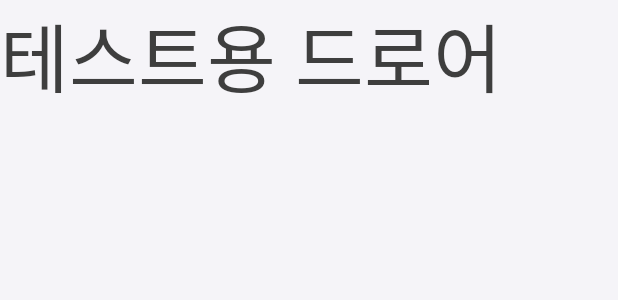
After one commit to park-chris/TodayPrice, an Android app: the layout drawer_hearder.xml on its own in the app's theme, with its tools: preview values and no code run, on a phone screen of 412 x 824 dp. The commit adds this screen. Shown: the top 300 px of the screen. Run offline under Robolectric (Android 15) with nearby library versions, the phone set to English and light mode, and no system bars.

Commit message:
BaseActivity에 테스트용 사이드바 추가

```diff
--- /dev/null
+++ b/app/src/main/res/layout/drawer_hearder.xml
@@ -0,0 +1,12 @@
+<?xml version="1.0" encoding="utf-8"?>
+<LinearLayout xmlns:android="http://schemas.android.com/apk/res/android"
+    android:layout_width="match_parent"
+    android:orientation="vertical"
+    android:layout_height="match_parent">
+
+    <TextView
+        android:layout_width="wrap_content"
+        android:layout_height="wrap_content"
+        android:textSize="50dp"
+        android:text="테스트용 드로어" />
+</LinearLayout>
--- a/app/src/main/res/values/strings.xml
+++ b/app/src/main/res/values/strings.xml
@@ -8,6 +8,9 @@
     <string name="no_price">알수없음</string>
     <string name="price_format_won">%s원</string>
 
+    <string name="drawer_state_open">사이드바 확장</string>
+    <string name="drawer_state_closed">사이드바 숨김</string>
+
     <!--    description-->
     <string name="activity_container">액티비티 컨테이너</string>
 </resources>
```
Also changed, not shown: app/src/main/java/com/crystal/todayprice/component/BaseActivity.kt (+55 -22 lines), app/src/main/res/layout/activity_base.xml (+26 -8 lines), app/src/main/res/menu/drawer.xml (added, +15 -0 lines).
